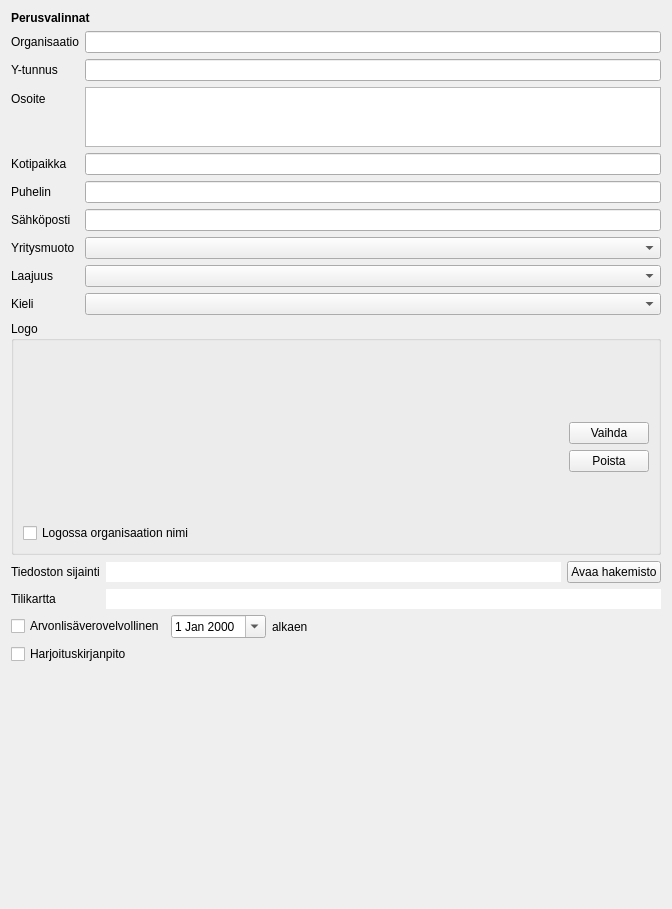
Before: the Qt Designer form kitsas/maaritys/perusvalinnat.ui in artoh/kitupiikki, drawn with Qt 5.
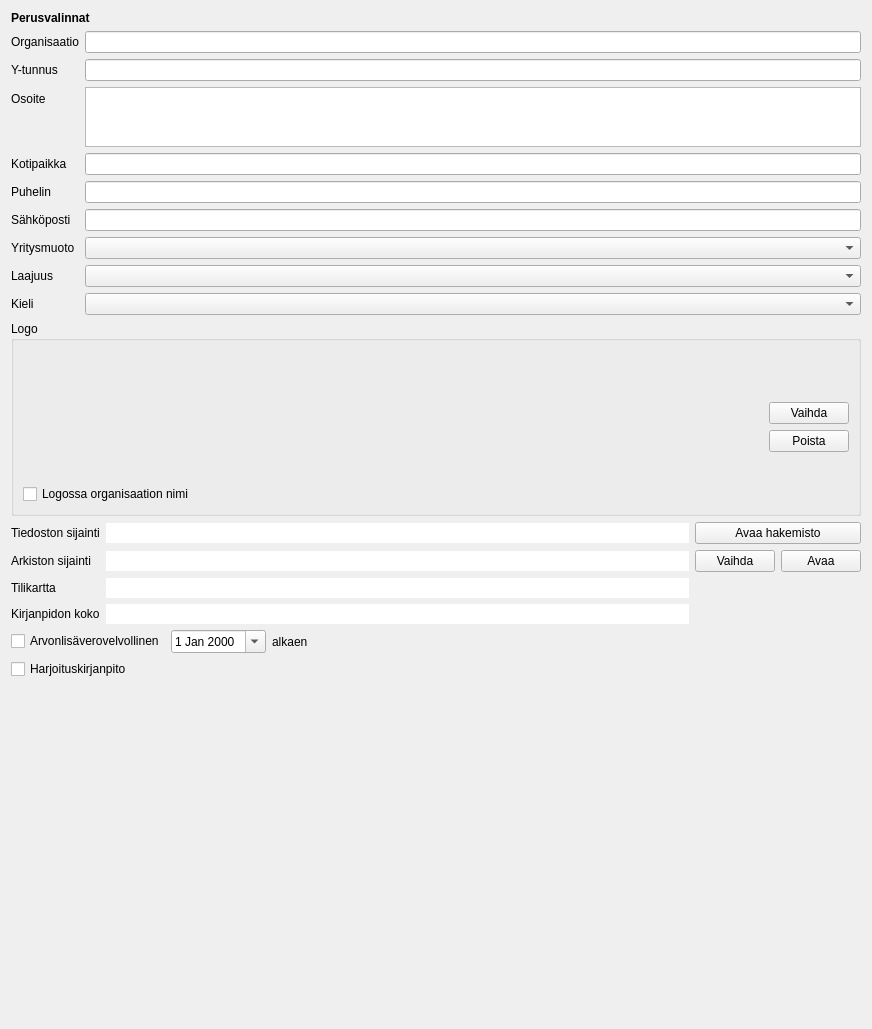
After: the same form once the commit is applied. Icons and pictures are not drawn.

Commit message: Arkiston sijainti ja tiedoston koko

Diff of the .ui file:
```diff
--- a/kitsas/maaritys/perusvalinnat.ui
+++ b/kitsas/maaritys/perusvalinnat.ui
@@ -6,8 +6,8 @@
    <rect>
     <x>0</x>
     <y>0</y>
-    <width>672</width>
-    <height>909</height>
+    <width>872</width>
+    <height>1029</height>
    </rect>
   </property>
   <property name="windowTitle">
@@ -219,6 +219,12 @@
             <height>128</height>
            </size>
           </property>
+          <property name="maximumSize">
+           <size>
+            <width>16777215</width>
+            <height>128</height>
+           </size>
+          </property>
           <property name="frameShape">
            <enum>QFrame::NoFrame</enum>
           </property>
@@ -253,6 +259,9 @@
           <property name="orientation">
            <enum>Qt::Vertical</enum>
           </property>
+          <property name="sizeType">
+           <enum>QSizePolicy::MinimumExpanding</enum>
+          </property>
           <property name="sizeHint" stdset="0">
            <size>
             <width>20</width>
@@ -288,6 +297,9 @@
           <property name="orientation">
            <enum>Qt::Vertical</enum>
           </property>
+          <property name="sizeType">
+           <enum>QSizePolicy::MinimumExpanding</enum>
+          </property>
           <property name="sizeHint" stdset="0">
            <size>
             <width>20</width>
@@ -302,7 +314,7 @@
     </widget>
    </item>
    <item>
-    <layout class="QFormLayout" name="formLayout_2">
+    <layout class="QGridLayout" name="gridLayout" columnstretch="0,1,0">
      <item row="0" column="0">
       <widget class="QLabel" name="tsLabel">
        <property name="text">
@@ -311,8 +323,6 @@
       </widget>
      </item>
      <item row="0" column="1">
-      <layout class="QHBoxLayout" name="horizontalLayout_2">
-       <item>
         <widget class="QLineEdit" name="sijaintiLabel">
          <property name="mouseTracking">
           <bool>true</bool>
@@ -331,7 +341,7 @@
          </property>
         </widget>
        </item>
-       <item>
+     <item row="0" column="2">
         <widget class="QPushButton" name="hakemistoNappi">
          <property name="text">
           <string>Avaa hakemisto</string>
@@ -342,12 +352,18 @@
          </property>
         </widget>
        </item>
-      </layout>
+     <item row="1" column="0">
+      <widget class="QLabel" name="arkistoLabel">
+       <property name="text">
+        <string>Arkiston sijainti</string>
+       </property>
+       <property name="buddy">
+        <cstring>arkistoEdit</cstring>
+       </property>
+      </widget>
      </item>
      <item row="1" column="1">
-      <layout class="QHBoxLayout" name="horizontalLayout_3">
-       <item>
-        <widget class="QLineEdit" name="karttaInfo">
+      <widget class="QLineEdit" name="arkistoEdit">
          <property name="frame">
           <bool>false</bool>
          </property>
@@ -356,13 +372,70 @@
          </property>
         </widget>
        </item>
+     <item row="1" column="2">
+      <layout class="QHBoxLayout" name="horizontalLayout_2">
+       <item>
+        <widget class="QPushButton" name="vaihdaArkistoNappi">
+         <property name="text">
+          <string>Vaihda</string>
+         </property>
+         <property name="icon">
+          <iconset resource="../pic/pic.qrc">
+           <normaloff>:/pic/kansiossa.png</normaloff>:/pic/kansiossa.png</iconset>
+         </property>
+        </widget>
+       </item>
+       <item>
+        <widget class="QPushButton" name="avaaArkistoNappi">
+         <property name="text">
+          <string>Avaa</string>
+         </property>
+         <property name="icon">
+          <iconset resource="../pic/pic.qrc">
+           <normaloff>:/pic/kansiossa.png</normaloff>:/pic/kansiossa.png</iconset>
+         </property>
+        </widget>
+       </item>
       </layout>
      </item>
-     <item row="1" column="0">
+     <item row="2" column="0">
       <widget class="QLabel" name="label_7">
        <property name="text">
         <string>Tilikartta</string>
        </property>
+       <property name="buddy">
+        <cstring>karttaInfo</cstring>
+       </property>
+      </widget>
+     </item>
+     <item row="2" column="1">
+      <widget class="QLineEdit" name="karttaInfo">
+       <property name="frame">
+        <bool>false</bool>
+       </property>
+       <property name="readOnly">
+        <bool>true</bool>
+       </property>
+      </widget>
+     </item>
+     <item row="3" column="0">
+      <widget class="QLabel" name="label_12">
+       <property name="text">
+        <string>Kirjanpidon koko</string>
+       </property>
+       <property name="buddy">
+        <cstring>kokoEdit</cstring>
+       </property>
+      </widget>
+     </item>
+     <item row="3" column="1">
+      <widget class="QLineEdit" name="kokoEdit">
+       <property name="frame">
+        <bool>false</bool>
+       </property>
+       <property name="readOnly">
+        <bool>true</bool>
+       </property>
       </widget>
      </item>
     </layout>
@@ -440,7 +513,7 @@
      <property name="sizeHint" stdset="0">
       <size>
        <width>20</width>
-       <height>80</height>
+       <height>2500</height>
       </size>
      </property>
     </spacer>
```
Lines whose indentation alone changed are shown as unchanged. The commit also changes 12 other files.
